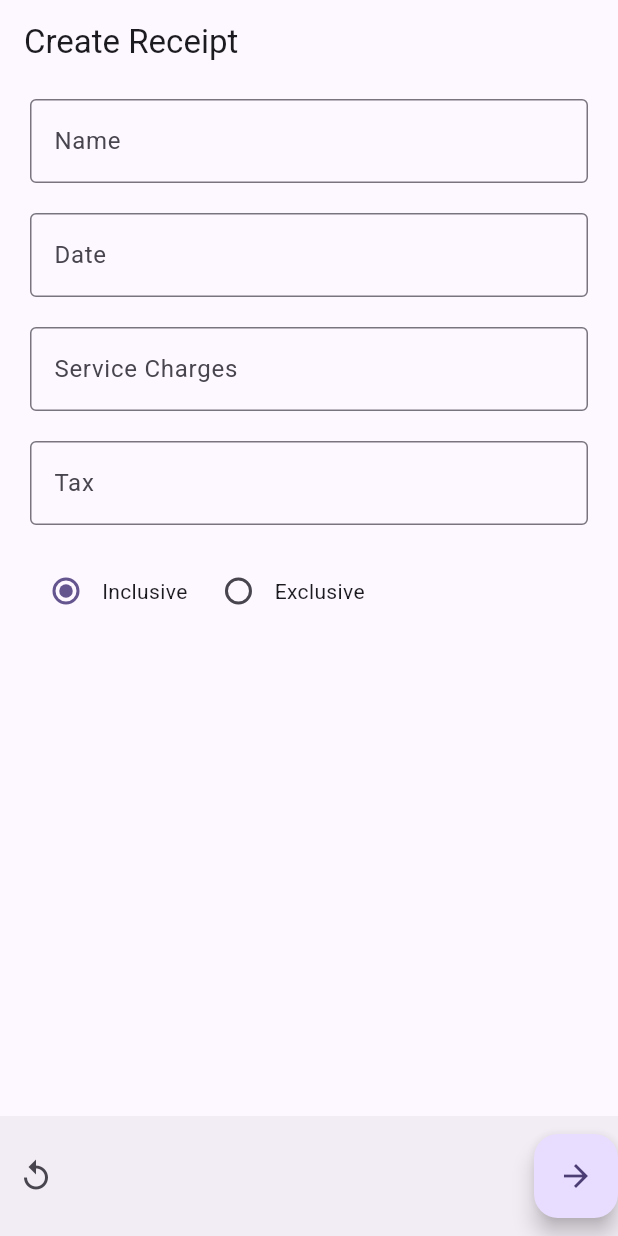
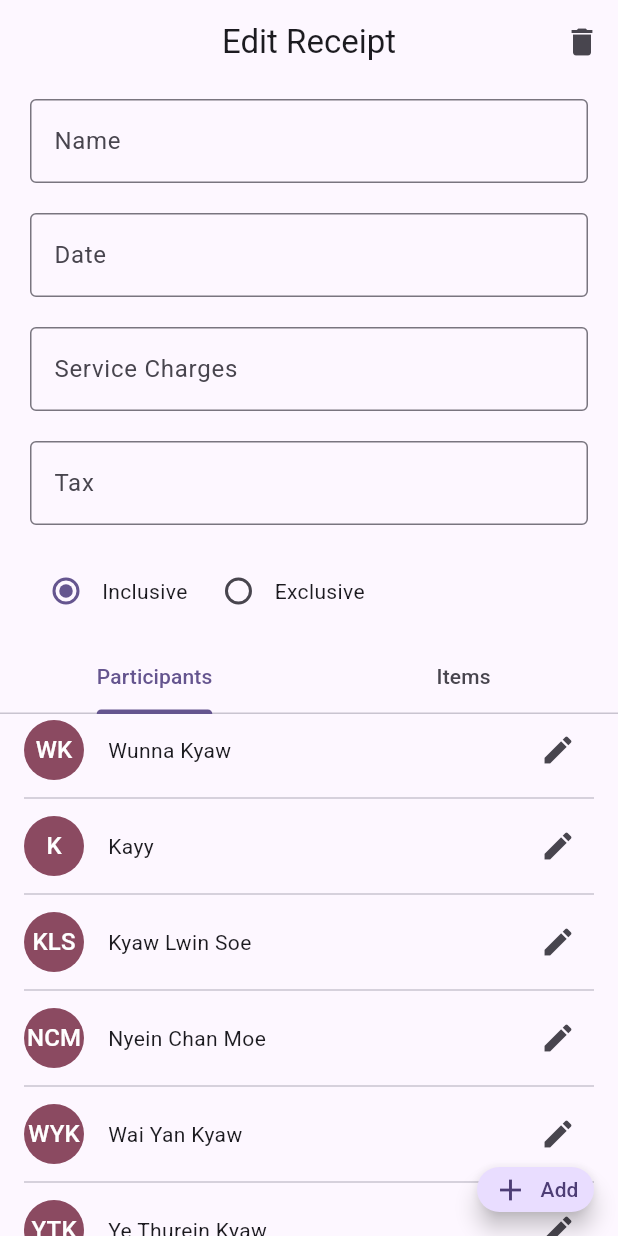
Before and after one commit to Dev-Pentagon/Receipt-Splitter, a Flutter app: the ReceiptFormScreen screen opened by its route, on a phone screen of 412 x 824 dp. Run offline on Flutter 3.47's test engine with Material 3 defaults, Android fonts, the phone set to English and light mode, and no system bars; our stand-ins replace flutter_bloc, go_router.

Commit message:
receipt detail implementation

```diff
--- a/receipt_splitter/lib/config/routes.dart
+++ b/receipt_splitter/lib/config/routes.dart
@@ -13,7 +13,7 @@ class Routes {
   static const String splash = '/';
 
   static final GoRouter router = GoRouter(
-    initialLocation: ItemsAndPeopleScreen.itemsAndPeople,
+    initialLocation: ReceiptFormScreen.receiptForm,
     debugLogDiagnostics: true,
     navigatorKey: navigatorKey,
     routes: <RouteBase>[
--- a/receipt_splitter/lib/constants/strings.dart
+++ b/receipt_splitter/lib/constants/strings.dart
@@ -20,6 +20,10 @@ const String ADD_ITEM = 'Add';
 const String NO_PARTICIPANTS = 'No Participants';
 const String ALL = 'All';
 const String PEOPLE = 'People';
+const String ACTION = 'Action';
+const String DELETE_RECEIPT_MESSAGE = "The receipt will be permanently deleted after 30 days.";
+const String PRICE = 'Price';
+const String SAVE = 'Save';
 
 
 String deleteReceiptMessage(String receiptName) {
--- a/receipt_splitter/lib/model/menu_item.dart
+++ b/receipt_splitter/lib/model/menu_item.dart
@@ -5,16 +5,31 @@ class MenuItem {
   final String name;
   final int quantity;
   final double price;
-  double? total;
-  List<Participant> participants;
+  final double total;
+  final List<Participant> participants;
 
   MenuItem({
     required this.id,
     required this.name,
     required this.quantity,
     required this.price,
-    this.participants = const [],
-  }) : total = _calculateTotalAmount(price, quantity);
+    List<Participant>? participants,
+  })  : participants = participants ?? [],
+        total = price * quantity; // Calculate total correctly
 
-  static double _calculateTotalAmount(double price, int quantity) => price * quantity;
+  MenuItem copyWith({
+    int? id,
+    String? name,
+    int? quantity,
+    double? price,
+    List<Participant>? participants,
+  }) {
+    return MenuItem(
+      id: id ?? this.id,
+      name: name ?? this.name,
+      quantity: quantity ?? this.quantity,
+      price: price ?? this.price,
+      participants: participants ?? List.from(this.participants), // Prevent list mutation issues
+    );
+  }
 }
--- a/receipt_splitter/lib/model/participant.dart
+++ b/receipt_splitter/lib/model/participant.dart
@@ -6,4 +6,14 @@ class Participant {
     required this.id,
     required this.name,
   });
+
+  Participant copyWith({
+    int? id,
+    String? name,
+  }) {
+    return Participant(
+      id: id ?? this.id,
+      name: name ?? this.name,
+    );
+  }
 }
--- a/receipt_splitter/lib/model/receipt_type.dart
+++ /dev/null
@@ -1 +0,0 @@
-enum ReceiptType { inclusive, exclusive }
--- /dev/null
+++ b/receipt_splitter/lib/model/tax_type.dart
@@ -0,0 +1 @@
+enum TaxType { inclusive, exclusive }
--- /dev/null
+++ b/receipt_splitter/lib/module/receipt_detail/common/participant_avatar.dart
@@ -0,0 +1,32 @@
+import 'package:flutter/material.dart';
+import 'package:receipt_splitter/constants/strings.dart';
+import 'package:receipt_splitter/extension/string_extension.dart';
+import 'package:receipt_splitter/model/participant.dart';
+
+class ParticipantAvatar extends StatelessWidget {
+  const ParticipantAvatar({
+    super.key,
+    required this.participant,  this.width = 75,  this.height = 75, this.radius = 24
+  });
+
+  final Participant participant;
+  final double width;
+  final double height;
+  final double radius;
+
+  @override
+  Widget build(BuildContext context) {
+    return SizedBox(
+      height: height,
+      width: width,
+      child: CircleAvatar(
+        radius: radius,
+        backgroundColor: Theme.of(context).colorScheme.tertiary,
+        child:
+        participant.name == ALL
+            ? const Icon(Icons.group, color: Colors.white)
+            : Text(participant.name.getInitials(), style: Theme.of(context).textTheme.titleMedium?.copyWith(color: Theme.of(context).colorScheme.onTertiary)),
+      ),
+    );
+  }
+}
--- /dev/null
+++ b/receipt_splitter/lib/module/receipt_detail/common/participants_item_widget.dart
@@ -0,0 +1,240 @@
+import 'package:flutter/material.dart';
+import 'package:go_router/go_router.dart';
+import 'package:receipt_splitter/common/custom_text_field_widget.dart';
+import 'package:receipt_splitter/constants/strings.dart';
+import 'package:receipt_splitter/model/menu_item.dart';
+import 'package:receipt_splitter/model/participant.dart';
+import 'package:receipt_splitter/module/receipt_detail/common/participant_avatar.dart';
+import 'package:receipt_splitter/module/receipt_detail/common/table_widget.dart';
+
+class ParticipantsItemWidget extends StatefulWidget {
+  const ParticipantsItemWidget({super.key});
+
+  @override
+  State<ParticipantsItemWidget> createState() => _ParticipantsItemWidgetState();
+}
+
+class _ParticipantsItemWidgetState extends State<ParticipantsItemWidget> with SingleTickerProviderStateMixin {
+  late TabController _tabController;
+  final List<Participant> participants = [
+    Participant(id: 1, name: 'Wunna Kyaw'),
+    Participant(id: 2, name: 'Kayy'),
+    Participant(id: 3, name: 'Kyaw Lwin Soe'),
+    Participant(id: 4, name: 'Nyein Chan Moe'),
+    Participant(id: 5, name: 'Wai Yan Kyaw'),
+    Participant(id: 6, name: 'Ye Thurein Kyaw'),
+  ];
+  final List<MenuItem> items = [
+    MenuItem(id: 1, name: 'Margarita', quantity: 1, price: 10.0),
+    MenuItem(id: 2, name: 'Mojito', quantity: 2, price: 20.0),
+    MenuItem(id: 3, name: 'Old Fashioned', quantity: 1, price: 15.0),
+    MenuItem(id: 1, name: 'Margarita', quantity: 1, price: 10.0),
+    MenuItem(id: 2, name: 'Mojito', quantity: 2, price: 20.0),
+    MenuItem(id: 3, name: 'Old Fashioned', quantity: 1, price: 15.0),
+  ];
+
+  @override
+  void initState() {
+    super.initState();
+    _tabController = TabController(length: 2, vsync: this);
+  }
+
+  @override
+  void dispose() {
+    super.dispose();
+    _tabController.dispose();
+  }
+
+  Future<T?> _showEditBottomSheet<T>({required T? data, required int index, bool isParticipant = false}) {
+    Participant? participant;
+    MenuItem? item;
+
+    if (data is Participant) {
+      participant = data;
+    } else if (data is MenuItem){
+      item = data;
+    }
+
+    TextEditingController participantNameController = TextEditingController(text: participant?.name);
+    TextEditingController nameController = TextEditingController(text: item?.name);
+    TextEditingController qtyController = TextEditingController(text: item?.quantity.toString());
+    TextEditingController priceController = TextEditingController(text: item?.price.toString());
+
+    return showModalBottomSheet<T?>(
+      context: context,
+      isScrollControlled: true,
+      builder: (context) {
+        return Padding(
+          padding: EdgeInsets.only(left: 16, right: 16, bottom: MediaQuery.of(context).viewInsets.bottom + 16, top: 16),
+          child: Column(
+            mainAxisSize: MainAxisSize.min,
+            crossAxisAlignment: CrossAxisAlignment.end,
+            children: [
+              const SizedBox(height: 10,),
+              (participant != null || isParticipant)
+                  ? CustomTextFieldWidget(label: NAME, controller: participantNameController)
+                  : Column(
+                    children: [
+                      CustomTextFieldWidget(label: NAME, controller: nameController),
+                      const SizedBox(height: 16),
+                      CustomTextFieldWidget(label: QTY, controller: qtyController),
+                      const SizedBox(height: 16),
+                      CustomTextFieldWidget(label: PRICE, controller: priceController),
+                    ],
+                  ),
+              const SizedBox(height: 16),
+              Row(
+                mainAxisSize: MainAxisSize.min,
+                children: [
+                  InkWell(
+                    onTap: () {
+                      if (participant != null || isParticipant) {
+                        // Update participant data
+                        participant = participant?.copyWith(
+                          name: participantNameController.text,
+                        );
+                        Navigator.pop(context, participant); // Return updated participant
+                      } else if (item != null) {
+                        // Update item data
+                        item = item?.copyWith(
+                          name: nameController.text,
+                          quantity: int.tryParse(qtyController.text) ?? item!.quantity,
+                          price: double.tryParse(priceController.text) ?? item!.price,
+                        );
+                        Navigator.pop(context, item); // Return updated item
+                      }
+                    },
+                    child: Container(
+                      width: 107,
+                      height: 40,
+                      decoration: BoxDecoration(color: Theme.of(context).colorScheme.tertiary, borderRadius: BorderRadius.all(Radius.circular(100))),
+                      child: Row(
+                        mainAxisSize: MainAxisSize.min,
+                        mainAxisAlignment: MainAxisAlignment.center,
+                        children: [
+                          Icon(Icons.save_alt, color: Theme.of(context).colorScheme.onTertiary),
+                          const SizedBox(width: 10),
+                          Text(SAVE, style: Theme.of(context).textTheme.labelLarge?.copyWith(color: Theme.of(context).colorScheme.onTertiary)),
+                        ],
+                      ),
+                    ),
+                  ),
+                  const SizedBox(width: 16,),
+                  InkWell(
+                    onTap: () {
+                      return context.pop(null);
+                    },
+                    child: Container(
+                      width: 107,
+                      height: 40,
+                      decoration: BoxDecoration(color: Theme.of(context).colorScheme.tertiary, borderRadius: BorderRadius.all(Radius.circular(100))),
+                      child: Row(
+                        mainAxisSize: MainAxisSize.min,
+                        mainAxisAlignment: MainAxisAlignment.center,
+                        children: [
+                          Icon(Icons.delete, color: Theme.of(context).colorScheme.onTertiary),
+                          const SizedBox(width: 10),
+                          Text(DELETE, style: Theme.of(context).textTheme.labelLarge?.copyWith(color: Theme.of(context).colorScheme.onTertiary)),
+                        ],
+                      ),
+                    ),
+                  ),
+                ],
+              )
+            ],
+          ),
+        );
+      },
+    );
+  }
+
+  void _addNewItem(String tab) async{
+
+    Participant? participant;
+    MenuItem? menuItem;
+
+    if (tab == "Participants") {
+       participant = await _showEditBottomSheet<Participant>(data: null, index: 0, isParticipant: true);
+    } else {
+       menuItem = await _showEditBottomSheet<MenuItem>(data: null, index: 0);
+    }
+
+    setState(() {
+      if (tab == "Participants" && participant != null) {
+        participants.add(participant);
+      } else if(tab == "Items" && menuItem != null) {
+        items.add(menuItem);
+      }
+    });
+  }
+
+  @override
+  Widget build(BuildContext context) {
+    return Scaffold(
+      body: Column(
+        mainAxisSize: MainAxisSize.min,
+        children: [
+          TabBar(controller: _tabController, tabs: const [Tab(text: "Participants"), Tab(text: "Items")]),
+          Expanded(child: TabBarView(controller: _tabController, children: [_buildParticipantsListView(participants, "Participants"), _buildListView(items, "Items")])),
+        ],
+      ),
+      floatingActionButton: AnimatedBuilder(
+        animation: _tabController,
+        builder: (context, child) {
+          String tabName = _tabController.index == 0 ? "Participants" : "Items";
+          return SizedBox(
+            height: 30, // Set custom height
+            width: 78,
+            child: FloatingActionButton(
+              backgroundColor: Theme.of(context).colorScheme.primaryContainer,
+              shape: const RoundedRectangleBorder(borderRadius: BorderRadius.all(Radius.circular(100))),
+              onPressed: () => _addNewItem(tabName),
+              child: Row(
+                mainAxisSize: MainAxisSize.min,
+                mainAxisAlignment: MainAxisAlignment.center,
+                children: [
+                  Icon(Icons.add, color: Theme.of(context).colorScheme.onPrimaryContainer),
+                  const SizedBox(width: 8),
+                  Text(ADD_ITEM, style: Theme.of(context).textTheme.labelLarge?.copyWith(color: Theme.of(context).colorScheme.onPrimaryContainer)),
+                ],
+              ),
+            ),
+          );
+        },
+      ),
+    );
+  }
+
+  Widget _buildListView(List<MenuItem> list, String tab) {
+    return Column(
+      children: [
+        SizedBox(height: 10),
+        TableWidget(
+          items: list,
+          actionName: ACTION,
+          actionWidget: (index) => IconButton(icon: const Icon(Icons.edit), onPressed: () => _showEditBottomSheet<MenuItem>(data: list[index], index: index)),
+        ),
+      ],
+    );
+  }
+
+  Widget _buildParticipantsListView(List<Participant> participants, String tab) {
+    return Padding(
+      padding: const EdgeInsets.symmetric(horizontal: 16.0),
+      child: ListView.separated(
+        itemBuilder:
+            (context, index) => Row(
+              children: [
+                ParticipantAvatar(participant: participants[index], width: 40, height: 40),
+                SizedBox(width: 16),
+                Text(participants[index].name),
+                Spacer(),
+                IconButton(icon: const Icon(Icons.edit), onPressed: () => _showEditBottomSheet<Participant>(data: participants[index], index: index)),
+              ],
+            ),
+        separatorBuilder: (context, index) => Divider(),
+        itemCount: participants.length,
+      ),
+    );
+  }
+}
--- a/receipt_splitter/lib/module/receipt_detail/cubit/receipt_form_cubit/receipt_type_cubit.dart
+++ b/receipt_splitter/lib/module/receipt_detail/cubit/receipt_form_cubit/receipt_type_cubit.dart
@@ -1,10 +1,10 @@
 import 'package:flutter_bloc/flutter_bloc.dart';
-import 'package:receipt_splitter/model/receipt_type.dart';
+import 'package:receipt_splitter/model/tax_type.dart' show TaxType;
 
-class ReceiptTypeCubit extends Cubit<ReceiptType> {
-  ReceiptTypeCubit() : super(ReceiptType.inclusive);
+class ReceiptTypeCubit extends Cubit<TaxType> {
+  ReceiptTypeCubit() : super(TaxType.inclusive);
 
   void toggle() {
-    emit(state == ReceiptType.inclusive ? ReceiptType.exclusive : ReceiptType.inclusive);
+    emit(state == TaxType.inclusive ? TaxType.exclusive : TaxType.inclusive);
   }
 }
--- a/receipt_splitter/lib/module/receipt_detail/screen/items_and_people_screen.dart
+++ b/receipt_splitter/lib/module/receipt_detail/screen/items_and_people_screen.dart
@@ -35,7 +35,7 @@ class ItemsAndPeopleScreen extends StatelessWidget {
       body: LayoutBuilderWidget(
         child: Column(
           children: [
-            Expanded(child: TableWidget(items: items, actionName: PEOPLE, actionWidget: const Icon(Icons.delete))),
+            Expanded(child: TableWidget(items: items, actionName: PEOPLE, actionWidget: (val) => const Icon(Icons.delete))),
             const Divider(),
             SingleChildScrollView(
               padding: const EdgeInsets.only(top: 15.0),
--- a/receipt_splitter/lib/module/receipt_detail/screen/receipt_form_screen.dart
+++ b/receipt_splitter/lib/module/receipt_detail/screen/receipt_form_screen.dart
@@ -4,9 +4,11 @@ import 'package:go_router/go_router.dart';
 import 'package:receipt_splitter/common/custom_radio_button.dart';
 import 'package:receipt_splitter/common/custom_text_field_widget.dart';
 import 'package:receipt_splitter/constants/strings.dart';
-import 'package:receipt_splitter/model/receipt_type.dart';
+import 'package:receipt_splitter/model/tax_type.dart';
+import 'package:receipt_splitter/module/receipt_detail/common/participants_item_widget.dart';
 import 'package:receipt_splitter/module/receipt_detail/cubit/receipt_form_cubit/receipt_type_cubit.dart';
 import 'package:receipt_splitter/services/date_time_service.dart';
+import 'package:receipt_splitter/services/dialog_service.dart';
 
 import 'items_and_people_screen.dart';
 
@@ -44,7 +46,13 @@ class _ReceiptFormScreenState extends State<ReceiptFormScreen> {
   @override
   Widget build(BuildContext context) {
     return Scaffold(
-      appBar: AppBar(title: Text('Create Receipt')),
+      appBar: AppBar(
+        title: Text(isNew ? CREATE_RECEIPT : EDIT_RECEIPT, style: Theme.of(context).textTheme.titleLarge?.copyWith(color: Theme.of(context).colorScheme.onSurface)),
+        centerTitle: true,
+        actions: [isNew ? SizedBox.shrink() : IconButton(onPressed: () {
+          DialogService.showConfirmationDialog(context: context, title: DELETE_RECEIPT, message: DELETE_RECEIPT_MESSAGE, onConfirm: () {});
+        }, icon: Icon(Icons.delete))],
+      ),
       body: Form(
         child: Column(
           children: [
@@ -71,24 +79,24 @@ class _ReceiptFormScreenState extends State<ReceiptFormScreen> {
                   CustomSpaceWidget(),
                   CustomTextFieldWidget(label: TAX),
                   CustomSpaceWidget(),
-                  BlocBuilder<ReceiptTypeCubit, ReceiptType>(
+                  BlocBuilder<ReceiptTypeCubit, TaxType>(
                     builder: (context, state) {
-                      print(state.name);
-                      return CustomRadioButton<ReceiptType>(
-                        options: ReceiptType.values,
+                      return CustomRadioButton<TaxType>(
+                        options: TaxType.values,
                         selectedValue: state,
                         onChanged: (value) {
                           context.read<ReceiptTypeCubit>().toggle();
                         },
-                        labelBuilder: (type) => type == ReceiptType.inclusive ? "Inclusive" : "Exclusive",
+                        labelBuilder: (type) => type == TaxType.inclusive ? "Inclusive" : "Exclusive",
                       );
                     },
                   ),
                 ],
               ),
             ),
-            Spacer(),
-            Container(
+            isNew ? Spacer() : SizedBox.shrink(),
+            isNew
+                ? Container(
                   color: Theme.of(context).colorScheme.surfaceContainer,
                   width: double.infinity,
                   height: 80,
@@ -104,7 +112,8 @@ class _ReceiptFormScreenState extends State<ReceiptFormScreen> {
                       ),
                     ],
                   ),
-            ),
+                )
+                : Expanded(child: ParticipantsItemWidget()),
           ],
         ),
       ),
```
Also changed, not shown: receipt_splitter/lib/module/receipt_detail/common/participant_card.dart (+2 -14 lines), receipt_splitter/lib/module/receipt_detail/common/table_widget.dart (+47 -10 lines). Lines whose indentation alone changed are shown as unchanged.
